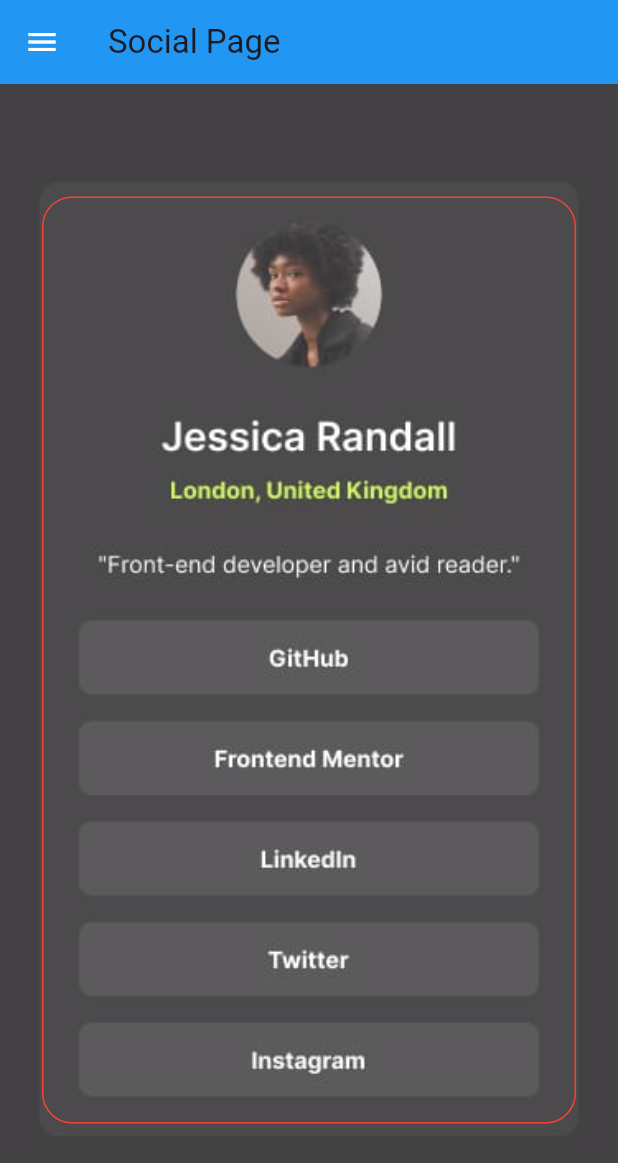
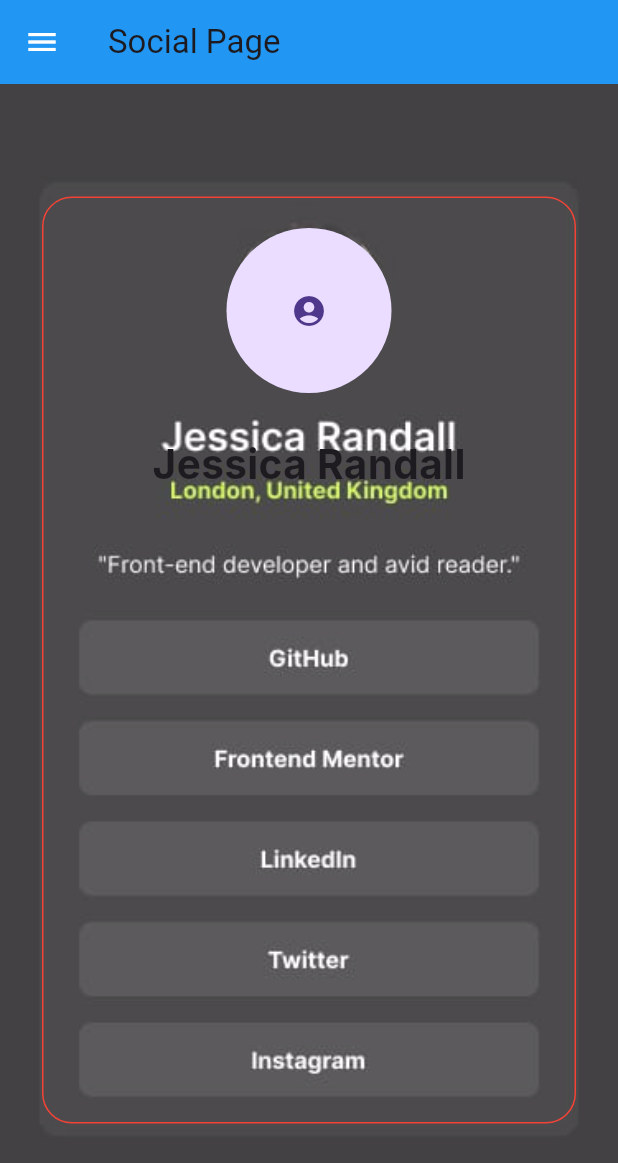
Before and after one commit to farids13/flutter, a Flutter app: the SocialPage screen opened by its route, on a phone screen of 412 x 824 dp. Shown: the top 1163 px of the screen. Run offline on Flutter 3.47's test engine with Material 3 defaults, Android fonts, the phone set to English and light mode, and no system bars; our stand-ins replace go_router, google_fonts, shared_preferences, watch_it; accounts and stored records are empty.

Commit message:
social page

```diff
--- a/lib/features/easy_ui/social_page.dart
+++ b/lib/features/easy_ui/social_page.dart
@@ -1,4 +1,5 @@
 import 'package:flutter/material.dart';
+import 'package:google_fonts/google_fonts.dart';
 import 'package:simple_flutter_template/drawer.dart';
 
 class SocialPage extends StatelessWidget {
@@ -34,8 +35,28 @@
             child: Column(
               children: [
                 Container(
-                  decoration: BoxDecoration(),
-                )
+                  margin: EdgeInsets.only(top: 20),
+                  child: CircleAvatar(
+                    radius: 55,
+                    child: Icon(
+                      Icons.account_circle,
+                    ),
+                  ),
+                ),
+                SizedBox(height: 28),
+                Container(
+                  child: Column(
+                    children: [
+                      Text(
+                        "Jessica Randall",
+                        style: GoogleFonts.inter(
+                          fontSize: 27,
+                          fontWeight: FontWeight.w700,
+                        ),
+                      ),
+                    ],
+                  ),
+                ),
               ],
             ),
           ),
```
